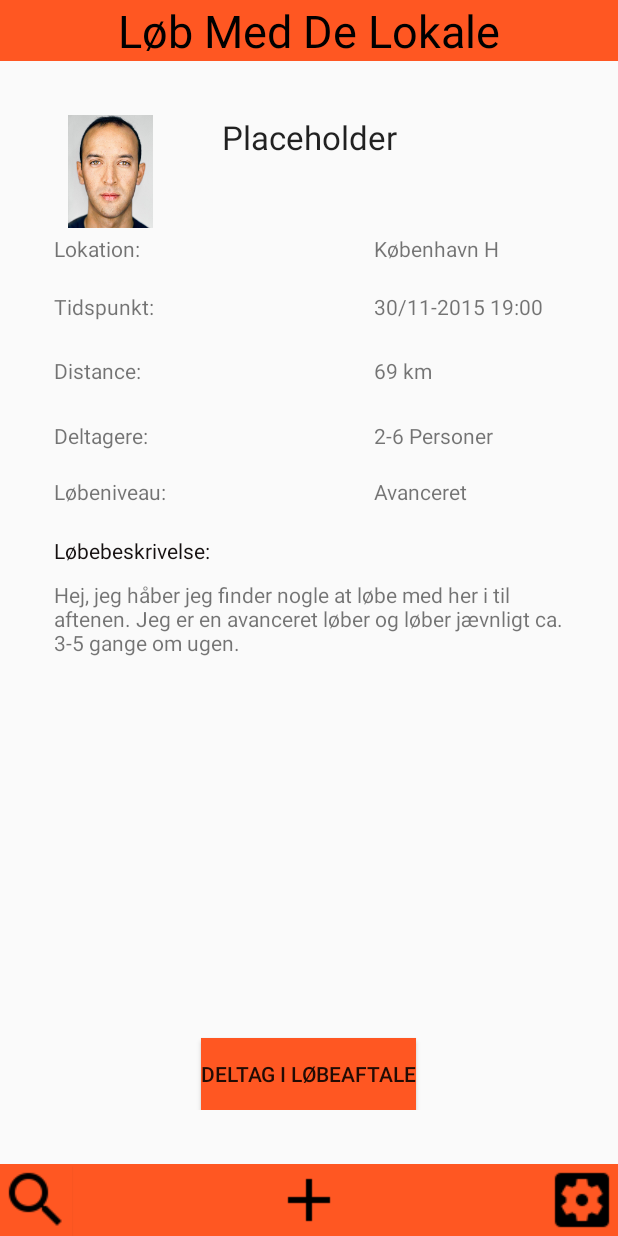
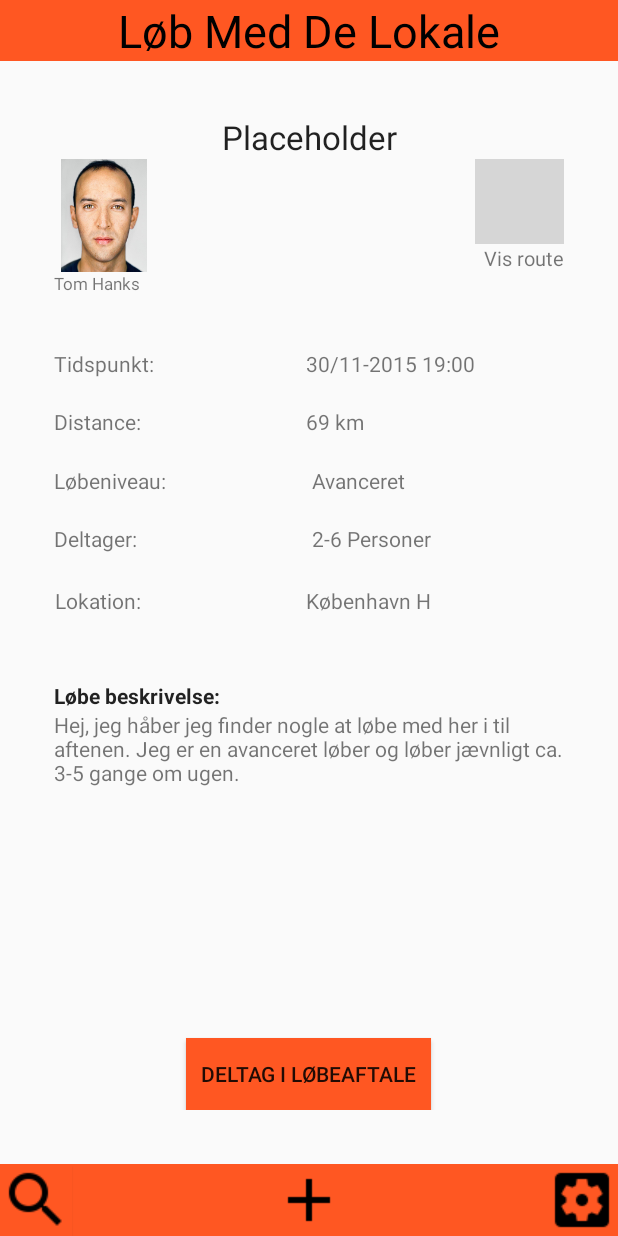
Before and after one commit to nikookholm/runn, an Android app: the screen it shows after launch (MainActivity), after a tap on "Lone Anderse", on a phone screen of 412 x 824 dp. Run offline under Robolectric (Android 15) with nearby library versions, the phone set to English and light mode, and no system bars; grey boxes are pictures that could not be loaded.

Commit message:
Fået lavet AgreementView

```diff
--- a/app/src/main/res/layout/fragment_agreement_view.xml
+++ b/app/src/main/res/layout/fragment_agreement_view.xml
@@ -12,8 +12,10 @@
         android:textAppearance="?android:attr/textAppearanceLarge"
         android:text="Placeholder"
         android:id="@+id/textViewOverskrift"
-        android:layout_alignParentTop="true"
-        android:gravity="center" />
+        android:gravity="center"
+        android:layout_alignRight="@+id/imageViewMap"
+        android:layout_alignEnd="@+id/imageViewMap"
+        android:layout_alignParentTop="true" />
 
     <TextView
         android:layout_width="wrap_content"
@@ -21,10 +23,10 @@
         android:textAppearance="?android:attr/textAppearanceSmall"
         android:text="Lokation:"
         android:id="@+id/textViewLocation"
-        android:layout_below="@+id/textViewOverskrift"
-        android:layout_alignParentLeft="true"
-        android:layout_alignParentStart="true"
-        android:layout_marginTop="50dp" />
+        android:layout_marginTop="22dp"
+        android:layout_below="@+id/textViewDeltager"
+        android:layout_alignRight="@+id/textViewDistance"
+        android:layout_alignEnd="@+id/textViewDistance" />
 
     <TextView
         android:layout_width="wrap_content"
@@ -33,11 +35,8 @@
         android:text="København H"
         android:id="@+id/textViewLocationPlace"
         android:layout_alignTop="@+id/textViewLocation"
-        android:layout_alignRight="@+id/textViewOverskrift"
-        android:layout_alignEnd="@+id/textViewOverskrift"
-        android:layout_marginRight="43dp"
-        android:layout_marginEnd="43dp"
-        android:layout_centerHorizontal="true" />
+        android:layout_alignRight="@+id/button2"
+        android:layout_alignEnd="@+id/button2" />
 
     <TextView
         android:layout_width="wrap_content"
@@ -45,59 +44,38 @@
         android:textAppearance="?android:attr/textAppearanceSmall"
         android:text="Tidspunkt:"
         android:id="@+id/textViewTidspunkt"
-        android:layout_below="@+id/textViewLocation"
+        android:autoText="false"
+        android:layout_marginTop="51dp"
+        android:layout_below="@+id/imageView2"
         android:layout_alignParentLeft="true"
-        android:layout_alignParentStart="false"
-        android:layout_marginTop="19dp"
-        android:autoText="false" />
+        android:layout_alignParentStart="true" />
 
     <TextView
         android:layout_width="wrap_content"
         android:layout_height="wrap_content"
         android:text="Distance:"
         android:id="@+id/textViewDistance"
+        android:layout_marginTop="19dp"
         android:layout_below="@+id/textViewTidspunkt"
         android:layout_alignParentLeft="true"
-        android:layout_alignParentStart="true"
-        android:layout_marginTop="23dp" />
-
-    <TextView
-        android:layout_width="wrap_content"
-        android:layout_height="wrap_content"
-        android:text="Deltagere:"
-        android:id="@+id/textViewDeltagere"
-        android:layout_below="@+id/textViewDistance"
-        android:layout_alignParentLeft="true"
-        android:layout_alignParentStart="true"
-        android:layout_marginTop="24dp" />
+        android:layout_alignParentStart="true" />
 
     <TextView
         android:layout_width="wrap_content"
         android:layout_height="wrap_content"
         android:text="Løbeniveau:"
         android:id="@+id/textViewLøbeniveau"
-        android:layout_below="@+id/textViewDeltagere"
+        android:layout_below="@+id/textViewDistance"
         android:layout_alignParentLeft="true"
         android:layout_alignParentStart="true"
-        android:layout_marginTop="18dp" />
-
-    <TextView
-        android:layout_width="wrap_content"
-        android:layout_height="wrap_content"
-        android:text="Løbebeskrivelse:"
-        android:id="@+id/textViewLøbebeskrivelse"
-        android:layout_below="@+id/textViewLøbeniveau"
-        android:layout_alignParentLeft="true"
-        android:layout_alignParentStart="true"
-        android:layout_marginTop="20dp"
-        android:textColor="#151010" />
+        android:layout_marginTop="20dp" />
 
     <TextView
         android:layout_width="wrap_content"
         android:layout_height="wrap_content"
         android:text="30/11-2015 19:00"
         android:id="@+id/textViewDato"
-        android:layout_above="@+id/textViewDistance"
+        android:layout_alignTop="@+id/textViewTidspunkt"
         android:layout_alignLeft="@+id/textViewLocationPlace"
         android:layout_alignStart="@+id/textViewLocationPlace" />
 
@@ -115,9 +93,9 @@
         android:layout_height="wrap_content"
         android:text="2-6 Personer"
         android:id="@+id/textViewAntalDeltager"
-        android:layout_alignTop="@+id/textViewDeltagere"
-        android:layout_alignLeft="@+id/textViewKm"
-        android:layout_alignStart="@+id/textViewKm" />
+        android:layout_above="@+id/textViewLocation"
+        android:layout_alignRight="@+id/textViewLocationPlace"
+        android:layout_alignEnd="@+id/textViewLocationPlace" />
 
     <TextView
         android:layout_width="wrap_content"
@@ -129,31 +107,92 @@
         android:layout_alignStart="@+id/textViewAntalDeltager" />
 
     <TextView
-        android:layout_width="wrap_content"
+        android:layout_width="match_parent"
         android:layout_height="wrap_content"
         android:text="Hej, jeg håber jeg finder nogle at løbe med her i til aftenen. Jeg er en avanceret løber og løber jævnligt ca. 3-5 gange om ugen."
         android:id="@+id/textView"
-        android:layout_below="@+id/textViewLøbebeskrivelse"
-        android:layout_alignParentLeft="true"
-        android:layout_alignParentStart="true"
-        android:layout_marginTop="10dp" />
+        android:layout_below="@+id/textView6"
+        android:layout_alignParentRight="true"
+        android:layout_alignParentEnd="true" />
 
     <Button
         android:layout_width="wrap_content"
         android:layout_height="wrap_content"
         android:text="Deltag i løbeaftale"
         android:id="@+id/button2"
+        android:padding="10dp"
         android:background="#FF5722"
         android:layout_alignParentBottom="true"
         android:layout_centerHorizontal="true"
-        android:layout_alignBottom="@+id/textView" />
+        android:layout_alignBottom="@+id/textView"
+        android:enabled="true"
+        android:textStyle="normal" />
 
     <ImageView
         android:layout_width="75dp"
         android:layout_height="75dp"
         android:id="@+id/imageView2"
         android:src="@mipmap/a"
-        android:layout_alignParentTop="true"
+        android:layout_below="@+id/textViewOverskrift"
+        android:layout_alignRight="@+id/textViewTidspunkt"
+        android:layout_alignEnd="@+id/textViewTidspunkt" />
+
+    <ImageView
+        android:layout_width="fill_parent"
+        android:layout_height="fill_parent"
+        android:id="@+id/imageViewMap"
+        android:src="@mipmap/googlemap"
+        android:clickable="false"
+        android:cropToPadding="false"
+        android:contextClickable="false"
+        android:adjustViewBounds="false"
+        android:layout_below="@+id/textViewOverskrift"
+        android:layout_toRightOf="@+id/textViewDato"
+        android:layout_toEndOf="@+id/textViewDato"
+        android:layout_above="@+id/textUnderMap" />
+
+    <TextView
+        android:layout_width="wrap_content"
+        android:layout_height="wrap_content"
+        android:textAppearance="?android:attr/textAppearanceSmall"
+        android:text="Vis route"
+        android:id="@+id/textUnderMap"
+        android:textSize="13sp"
+        android:layout_alignBottom="@+id/imageView2"
+        android:layout_alignRight="@+id/imageViewMap"
+        android:layout_alignEnd="@+id/imageViewMap" />
+
+    <TextView
+        android:layout_width="wrap_content"
+        android:layout_height="wrap_content"
+        android:text="Deltager:"
+        android:id="@+id/textViewDeltager"
+        android:layout_marginTop="19dp"
+        android:layout_below="@+id/textViewLøbeniveau"
+        android:layout_alignParentLeft="true"
+        android:layout_alignParentStart="true" />
+
+    <TextView
+        android:layout_width="wrap_content"
+        android:layout_height="wrap_content"
+        android:textAppearance="?android:attr/textAppearanceLarge"
+        android:text="Løbe beskrivelse:"
+        android:id="@+id/textView6"
+        android:textSize="14dp"
+        android:foregroundGravity="left"
+        android:textStyle="bold"
+        android:layout_marginTop="44dp"
+        android:layout_below="@+id/textViewLocation"
+        android:layout_alignParentLeft="true"
+        android:layout_alignParentStart="true" />
+
+    <TextView
+        android:layout_width="wrap_content"
+        android:layout_height="wrap_content"
+        android:text="Tom Hanks"
+        android:id="@+id/textView7"
+        android:textSize="11dp"
+        android:layout_below="@+id/imageView2"
         android:layout_alignParentLeft="true"
         android:layout_alignParentStart="true" />
 
```
